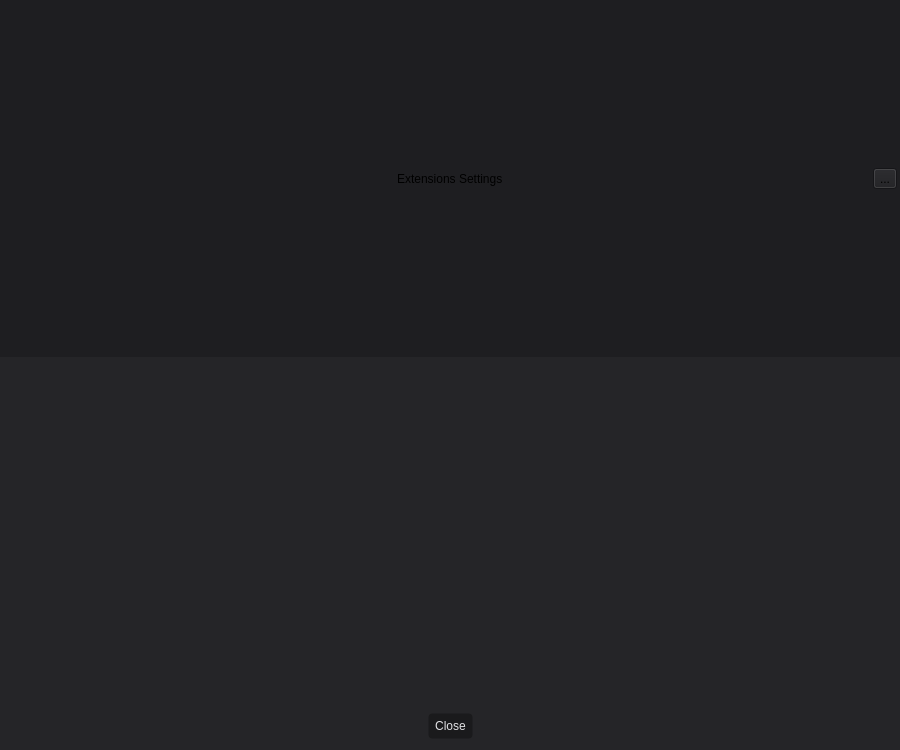
Qt form clo3d/ui/ExtensionsSettingsDialog.ui (e-e-m-i-l-e-e/Chrysalis) before a commit.
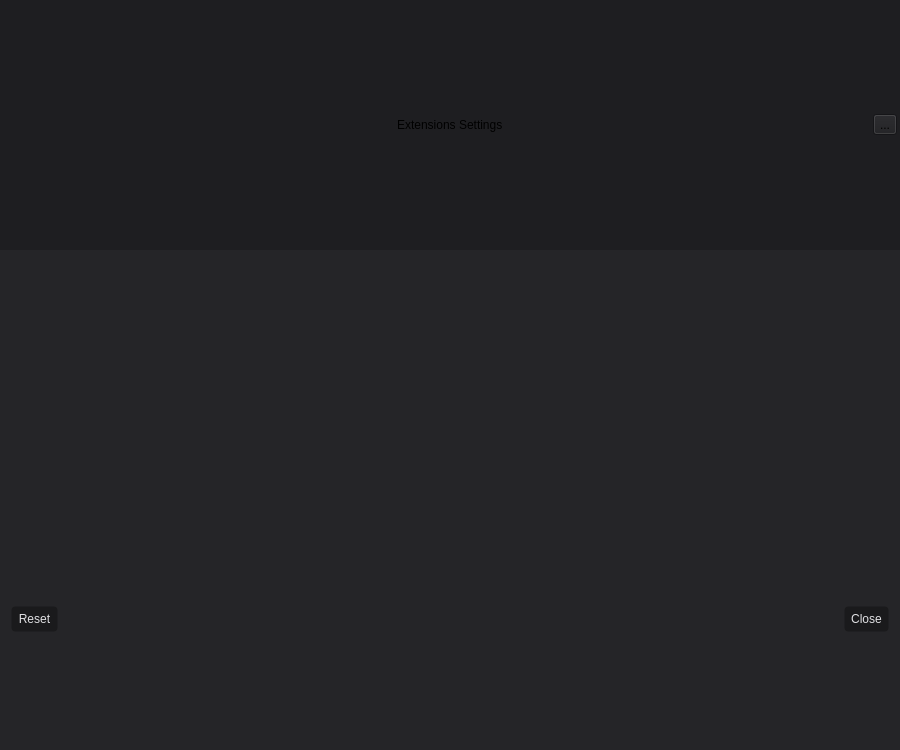
The same form after that commit. Icons and pictures are not drawn. Custom widgets are drawn as their Qt base class.

Diff of the .ui file:
```diff
--- a/clo3d/ui/ExtensionsSettingsDialog.ui
+++ b/clo3d/ui/ExtensionsSettingsDialog.ui
@@ -178,33 +178,9 @@
        <widget class="UI::ListNavigationWidget" name="navigation"/>
       </item>
       <item>
-       <layout class="QHBoxLayout" name="footerLayout">
-        <property name="spacing">
-         <number>0</number>
-        </property>
-        <property name="topMargin">
-         <number>0</number>
-        </property>
-        <property name="bottomMargin">
-         <number>11</number>
-        </property>
-        <item>
-         <spacer name="horizontalSpacer_3">
-          <property name="orientation">
-           <enum>Qt::Horizontal</enum>
-          </property>
-          <property name="sizeHint" stdset="0">
-           <size>
-            <width>40</width>
-            <height>20</height>
-           </size>
-          </property>
-         </spacer>
-        </item>
-        <item>
-         <widget class="QPushButton" name="pushButton">
-          <property name="styleSheet">
-           <string notr="true">QPushButton {
+       <widget class="QWidget" name="footerWidget" native="true">
+        <property name="styleSheet">
+         <string notr="true">QPushButton {
     color: rgba(225, 225, 228, 255);
     background: rgba(0, 0, 0, 77);
     border: 1px solid transparent;
@@ -254,26 +230,61 @@
     background: rgba(45, 52, 68, 255);
     border-color: transparent;
 }</string>
-          </property>
-          <property name="text">
-           <string>Close</string>
-          </property>
-         </widget>
-        </item>
-        <item>
-         <spacer name="horizontalSpacer_4">
-          <property name="orientation">
-           <enum>Qt::Horizontal</enum>
-          </property>
-          <property name="sizeHint" stdset="0">
-           <size>
-            <width>40</width>
-            <height>20</height>
-           </size>
-          </property>
-         </spacer>
-        </item>
-       </layout>
+        </property>
+        <layout class="QHBoxLayout" name="footerLayout">
+         <property name="spacing">
+          <number>0</number>
+         </property>
+         <property name="leftMargin">
+          <number>11</number>
+         </property>
+         <property name="topMargin">
+          <number>0</number>
+         </property>
+         <property name="rightMargin">
+          <number>11</number>
+         </property>
+         <property name="bottomMargin">
+          <number>11</number>
+         </property>
+         <item>
+          <widget class="QPushButton" name="reset">
+           <property name="focusPolicy">
+            <enum>Qt::NoFocus</enum>
+           </property>
+           <property name="text">
+            <string>Reset</string>
+           </property>
+          </widget>
+         </item>
+         <item>
+          <spacer name="horizontalSpacer_3">
+           <property name="orientation">
+            <enum>Qt::Horizontal</enum>
+           </property>
+           <property name="sizeHint" stdset="0">
+            <size>
+             <width>40</width>
+             <height>20</height>
+            </size>
+           </property>
+          </spacer>
+         </item>
+         <item>
+          <widget class="QPushButton" name="close">
+           <property name="focusPolicy">
+            <enum>Qt::NoFocus</enum>
+           </property>
+           <property name="styleSheet">
+            <string notr="true"/>
+           </property>
+           <property name="text">
+            <string>Close</string>
+           </property>
+          </widget>
+         </item>
+        </layout>
+       </widget>
       </item>
      </layout>
     </widget>
```
Left out of the diff: 38 changed lines with no effect on the pictures.
